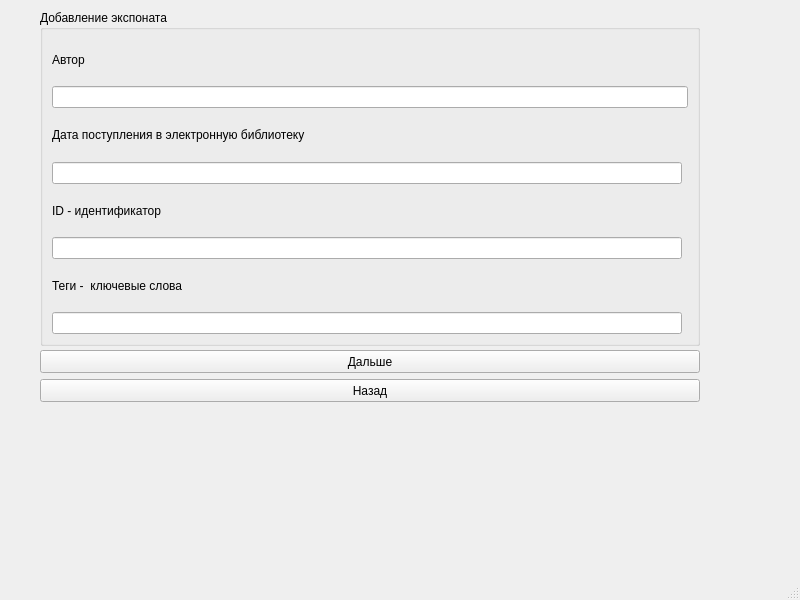
First picture: the form in addnewitem2.ui, repository Mher55555/muzeynoedelo2, before the edit.
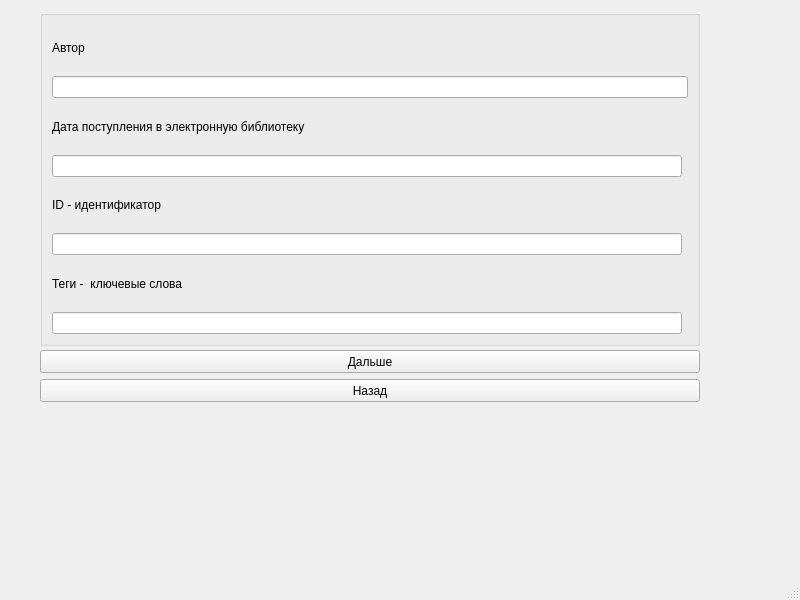
Second picture: the form after the edit.

What changed in the file:
```diff
--- a/addnewitem2.ui
+++ b/addnewitem2.ui
@@ -24,7 +24,7 @@
      </rect>
     </property>
     <property name="title">
-     <string>Добавление экспоната</string>
+     <string/>
     </property>
     <layout class="QGridLayout" name="gridLayout">
      <item row="4" column="0">
```
Left out of the diff: 10 changed lines with no effect on the pictures.
